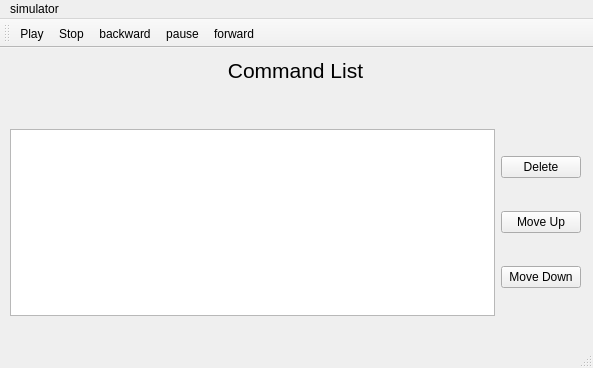
Qt form BobRoss/CommandWindow.ui (dongbu/painterRHIT) before a commit.
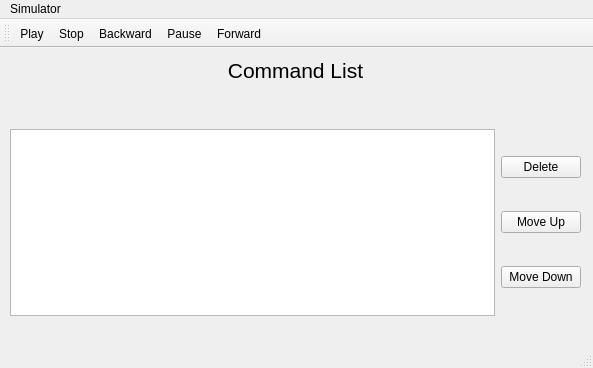
The same form after that commit. Icons and pictures are not drawn.

The edit to the form file:
```diff
--- a/BobRoss/CommandWindow.ui
+++ b/BobRoss/CommandWindow.ui
@@ -81,12 +81,12 @@
      <x>0</x>
      <y>0</y>
      <width>593</width>
-     <height>26</height>
+     <height>21</height>
     </rect>
    </property>
    <widget class="QMenu" name="menuSimulator">
     <property name="title">
-     <string>simulator</string>
+     <string>Simulator</string>
     </property>
     <addaction name="actionPlay"/>
     <addaction name="actionStop"/>
@@ -143,7 +143,7 @@
      <normaloff>:/Icon Storage/next.png</normaloff>:/Icon Storage/next.png</iconset>
    </property>
    <property name="text">
-    <string>forward</string>
+    <string>Forward</string>
    </property>
    <property name="toolTip">
     <string>steps forward</string>
@@ -155,7 +155,7 @@
      <normaloff>:/Icon Storage/previous.png</normaloff>:/Icon Storage/previous.png</iconset>
    </property>
    <property name="text">
-    <string>backward</string>
+    <string>Backward</string>
    </property>
    <property name="toolTip">
     <string>step backward</string>
@@ -167,7 +167,7 @@
      <normaloff>:/Icon Storage/pause.png</normaloff>:/Icon Storage/pause.png</iconset>
    </property>
    <property name="text">
-    <string>pause</string>
+    <string>Pause</string>
    </property>
    <property name="toolTip">
     <string>pause simulation</string>
```
